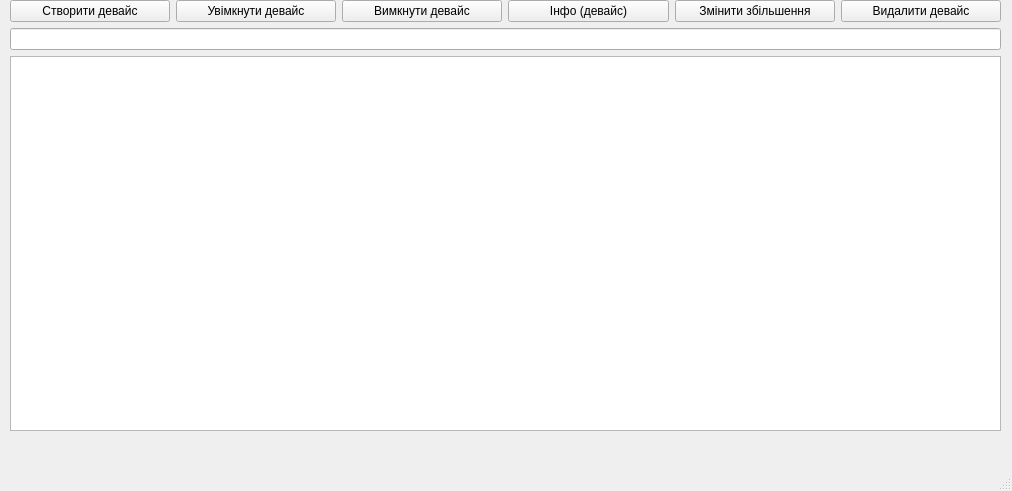
Old version of the form ui/mainwindow.ui in the repository Yevhen-Pashkulskyi/Optical_Device.
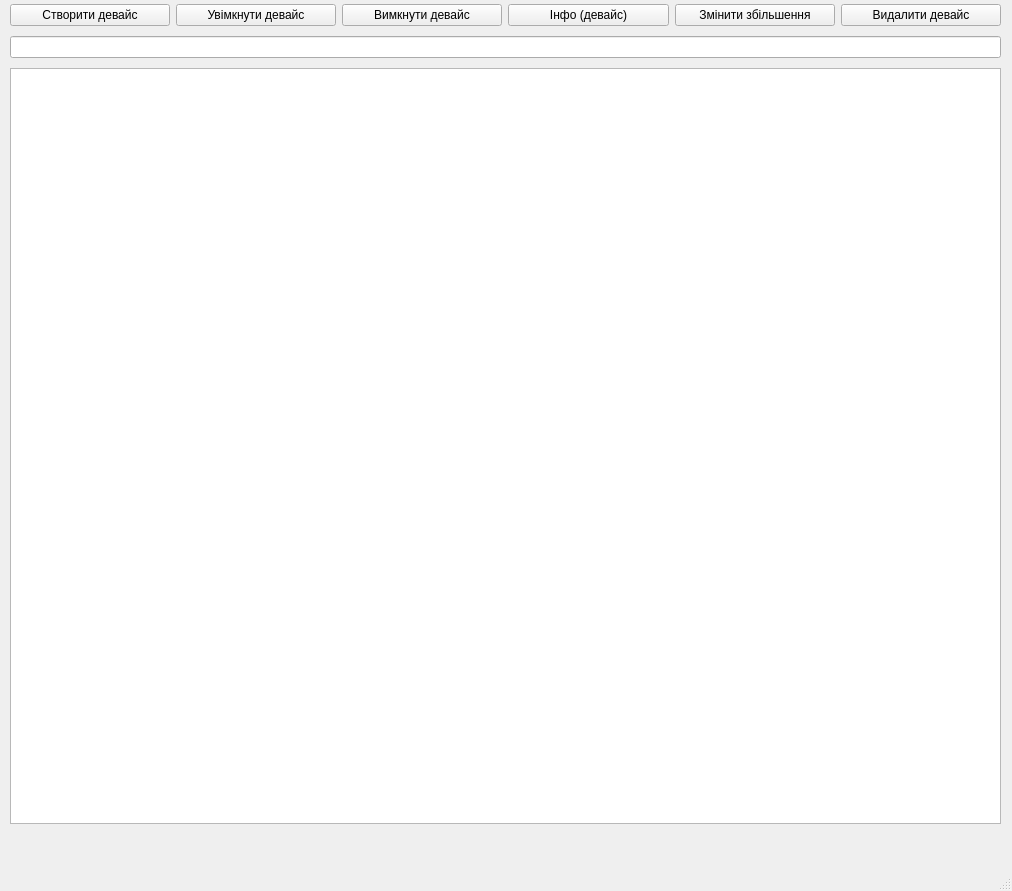
New version of the form.

Patch:
```diff
--- a/ui/mainwindow.ui
+++ b/ui/mainwindow.ui
@@ -7,7 +7,7 @@
     <x>0</x>
     <y>0</y>
     <width>1012</width>
-    <height>491</height>
+    <height>891</height>
    </rect>
   </property>
   <property name="windowTitle">
@@ -20,7 +20,7 @@
       <x>10</x>
       <y>0</y>
       <width>991</width>
-      <height>431</height>
+      <height>831</height>
      </rect>
     </property>
     <layout class="QVBoxLayout" name="verticalLayout">
@@ -75,6 +75,15 @@
      </item>
      <item>
       <widget class="QTextEdit" name="textOutput">
+       <property name="enabled">
+        <bool>true</bool>
+       </property>
+       <property name="maximumSize">
+        <size>
+         <width>16777215</width>
+         <height>756</height>
+        </size>
+       </property>
        <property name="html">
         <string>&lt;!DOCTYPE HTML PUBLIC &quot;-//W3C//DTD HTML 4.0//EN&quot; &quot;http://www.w3.org/TR/REC-html40/strict.dtd&quot;&gt;
 &lt;html&gt;&lt;head&gt;&lt;meta name=&quot;qrichtext&quot; content=&quot;1&quot; /&gt;&lt;meta charset=&quot;utf-8&quot; /&gt;&lt;style type=&quot;text/css&quot;&gt;
```
